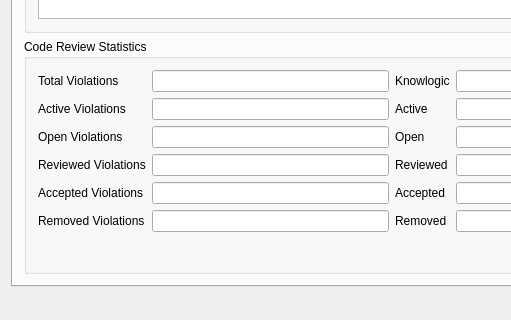
First picture: the form in CrtGui.ui, repository jvahue/codereview1, before the edit; both pictures show x 0 to 511 and y 386 to 706 of the 1034 by 706 pixel window.
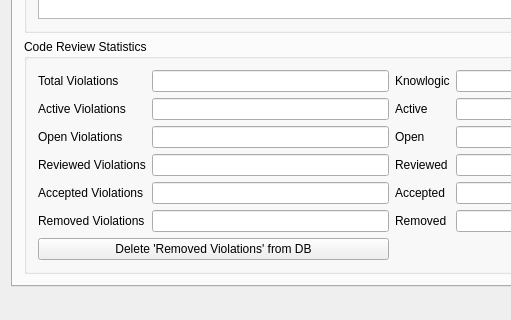
Second picture: the form after the edit. Custom widgets are drawn as their Qt base class.

What changed in the file:
```diff
--- a/CrtGui.ui
+++ b/CrtGui.ui
@@ -535,6 +535,13 @@
                <item row="4" column="5">
                 <widget class="QLineEdit" name="pcOpen"/>
                </item>
+               <item row="8" column="0" colspan="2">
+                <widget class="QPushButton" name="clearedDbOfRemoved">
+                 <property name="text">
+                  <string>Delete 'Removed Violations' from DB</string>
+                 </property>
+                </widget>
+               </item>
               </layout>
              </item>
             </layout>
```
Left out of the diff: 7 changed lines with no effect on the pictures.
